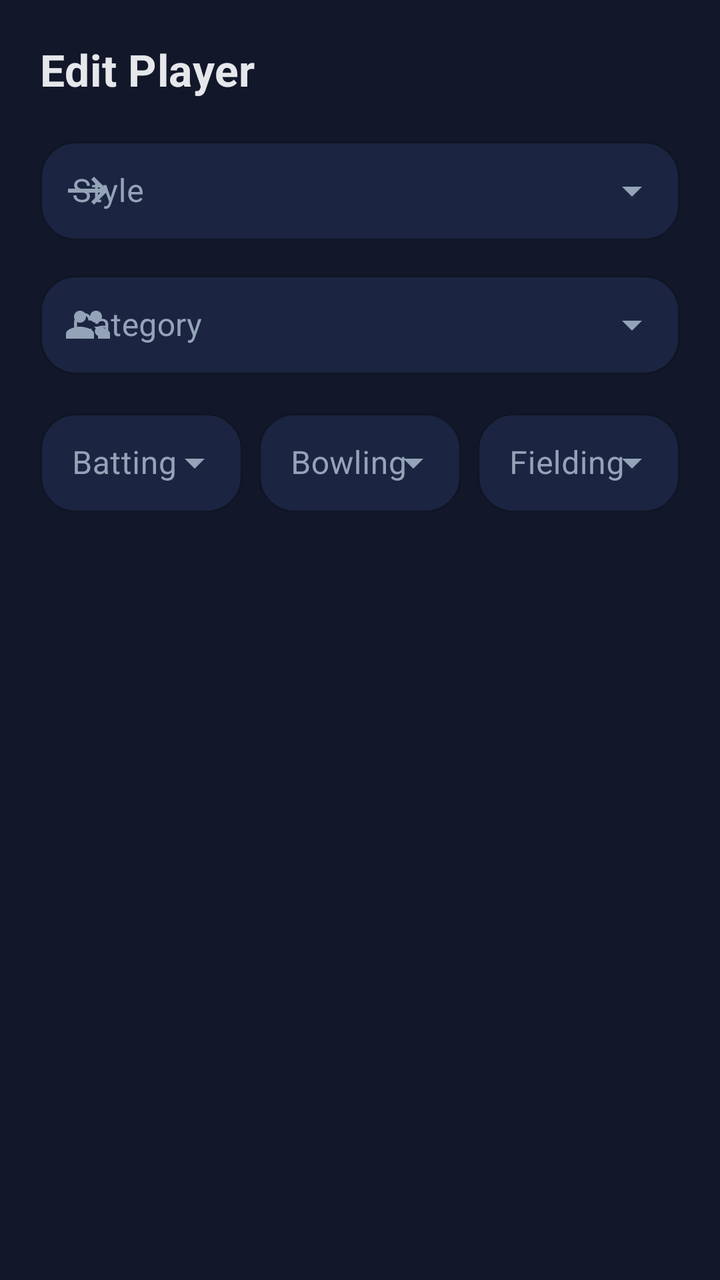
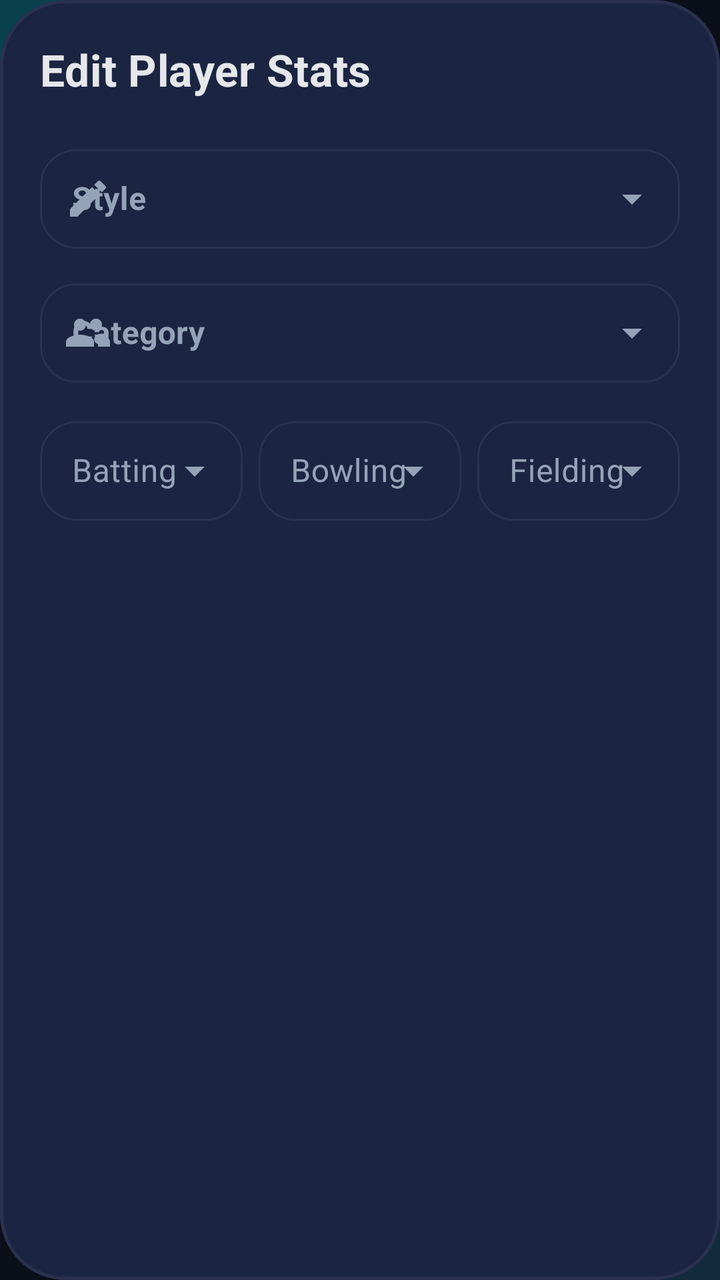

The first picture is an Android layout as it rendered before a commit; the second is the same layout after the commit. The layout source and the unified diff follow.
<!-- AndroidManifest.xml: application theme Theme.TeamBalancer -->
<!-- res/layout/dialog_edit_player.xml -->
<?xml version="1.0" encoding="utf-8"?>
<LinearLayout xmlns:android="http://schemas.android.com/apk/res/android"
    xmlns:app="http://schemas.android.com/apk/res-auto"
    android:layout_width="match_parent"
    android:layout_height="wrap_content"
    android:background="@color/surface"
    android:orientation="vertical"
    android:padding="20dp">

    <TextView
        android:id="@+id/txtPlayerName"
        android:layout_width="match_parent"
        android:layout_height="wrap_content"
        android:layout_marginBottom="16dp"
        android:text="Edit Player"
        android:textAppearance="@style/TextAppearance.TeamBalancer.TitleLarge"
        android:textColor="@color/on_surface" />

    <com.google.android.material.textfield.TextInputLayout
        style="@style/Widget.TeamBalancer.TextInputLayout.ExposedDropdownMenu"
        android:layout_width="match_parent"
        android:layout_height="wrap_content"
        android:hint="Style"
        app:boxBackgroundColor="@color/surface_elevated"
        app:boxStrokeColor="@color/accent"
        app:hintTextColor="@color/accent"
        app:startIconDrawable="@drawable/ic_move"
        app:startIconTint="@color/on_surface_variant">

        <AutoCompleteTextView
            android:id="@+id/editStyle"
            android:layout_width="match_parent"
            android:layout_height="wrap_content"
            android:inputType="none"
            android:paddingVertical="14dp"
            android:textColor="@color/on_surface" />
    </com.google.android.material.textfield.TextInputLayout>

    <com.google.android.material.textfield.TextInputLayout
        style="@style/Widget.TeamBalancer.TextInputLayout.ExposedDropdownMenu"
        android:layout_width="match_parent"
        android:layout_height="wrap_content"
        android:layout_marginTop="12dp"
        android:hint="Category"
        app:boxBackgroundColor="@color/surface_elevated"
        app:boxStrokeColor="@color/accent"
        app:hintTextColor="@color/accent"
        app:startIconDrawable="@drawable/ic_clubs"
        app:startIconTint="@color/on_surface_variant">

        <AutoCompleteTextView
            android:id="@+id/editCategory"
            android:layout_width="match_parent"
            android:layout_height="wrap_content"
            android:inputType="none"
            android:paddingVertical="14dp"
            android:textColor="@color/on_surface" />
    </com.google.android.material.textfield.TextInputLayout>

    <LinearLayout
        android:layout_width="match_parent"
        android:layout_height="wrap_content"
        android:layout_marginTop="14dp"
        android:orientation="horizontal">

        <com.google.android.material.textfield.TextInputLayout
            style="@style/Widget.TeamBalancer.TextInputLayout.ExposedDropdownMenu"
            android:layout_width="0dp"
            android:layout_height="wrap_content"
            android:layout_weight="1"
            android:hint="Batting"
            app:boxBackgroundColor="@color/surface_elevated"
            app:boxStrokeColor="@color/accent"
            app:hintTextColor="@color/accent">

            <AutoCompleteTextView
                android:id="@+id/editBatting"
                android:layout_width="match_parent"
                android:layout_height="wrap_content"
                android:inputType="none"
                android:paddingVertical="14dp"
                android:textColor="@color/on_surface" />
        </com.google.android.material.textfield.TextInputLayout>

        <com.google.android.material.textfield.TextInputLayout
            style="@style/Widget.TeamBalancer.TextInputLayout.ExposedDropdownMenu"
            android:layout_width="0dp"
            android:layout_height="wrap_content"
            android:layout_marginStart="8dp"
            android:layout_weight="1"
            android:hint="Bowling"
            app:boxBackgroundColor="@color/surface_elevated"
            app:boxStrokeColor="@color/accent"
            app:hintTextColor="@color/accent">

            <AutoCompleteTextView
                android:id="@+id/editBowling"
                android:layout_width="match_parent"
                android:layout_height="wrap_content"
                android:inputType="none"
                android:paddingVertical="14dp"
                android:textColor="@color/on_surface" />
        </com.google.android.material.textfield.TextInputLayout>

        <com.google.android.material.textfield.TextInputLayout
            style="@style/Widget.TeamBalancer.TextInputLayout.ExposedDropdownMenu"
            android:layout_width="0dp"
            android:layout_height="wrap_content"
            android:layout_marginStart="8dp"
            android:layout_weight="1"
            android:hint="Fielding"
            app:boxBackgroundColor="@color/surface_elevated"
            app:boxStrokeColor="@color/accent"
            app:hintTextColor="@color/accent">

            <AutoCompleteTextView
                android:id="@+id/editFielding"
                android:layout_width="match_parent"
                android:layout_height="wrap_content"
                android:inputType="none"
                android:paddingVertical="14dp"
                android:textColor="@color/on_surface" />
        </com.google.android.material.textfield.TextInputLayout>
    </LinearLayout>

</LinearLayout>
<!-- resources referenced by this layout -->
<resources>
  <color name="accent">#00F5FF</color>
  <color name="on_surface">#E5E7EB</color>
  <color name="on_surface_variant">#94A3B8</color>
  <color name="surface">#12182A</color>
  <color name="surface_elevated">#1B2440</color>
  <!-- drawable ic_move (drawable) -->
  <vector xmlns:android="http://schemas.android.com/apk/res/android"
      android:width="24dp"
      android:height="24dp"
      android:viewportWidth="24"
      android:viewportHeight="24">
    <path
        android:fillColor="#FF000000"
        android:pathData="M15,5l-1.41,1.41L18.17,11H2V13h16.17l-4.58,4.59L15,19l7,-7 -7,-7z"/>
  </vector>
  <style name="TextAppearance.TeamBalancer.TitleLarge" parent="TextAppearance.Material3.TitleLarge">
          <item name="android:textStyle">bold</item>
          <item name="android:letterSpacing">0.01</item>
      </style>
  <style name="Theme.TeamBalancer" parent="Base.Theme.TeamBalancer" />
  <color name="primary">#0B0F1A</color>
  <color name="white">#FFFFFF</color>
  <color name="primary_variant">#151B2E</color>
  <color name="secondary">#7C3AED</color>
  <color name="on_secondary">#FFFFFF</color>
  <color name="surface_soft">#252F4D</color>
  <color name="divider">#2A3150</color>
  <color name="background">#0B0F1A</color>
  <style name="TextAppearance.TeamBalancer.HeadlineLarge" parent="TextAppearance.Material3.HeadlineLarge">
          <item name="android:textStyle">bold</item>
          <item name="android:letterSpacing">0.0</item>
      </style>
  <style name="TextAppearance.TeamBalancer.TitleMedium" parent="TextAppearance.Material3.TitleMedium">
          <item name="android:textStyle">bold</item>
          <item name="android:letterSpacing">0.01</item>
      </style>
  <style name="TextAppearance.TeamBalancer.TitleSmall" parent="TextAppearance.Material3.TitleSmall">
          <item name="android:textStyle">bold</item>
          <item name="android:letterSpacing">0.02</item>
      </style>
  <style name="TextAppearance.TeamBalancer.BodyLarge" parent="TextAppearance.Material3.BodyLarge">
          <item name="android:letterSpacing">0.01</item>
      </style>
  <style name="TextAppearance.TeamBalancer.BodyMedium" parent="TextAppearance.Material3.BodyMedium">
          <item name="android:letterSpacing">0.01</item>
      </style>
  <style name="TextAppearance.TeamBalancer.LabelLarge" parent="TextAppearance.Material3.LabelLarge">
          <item name="android:textStyle">bold</item>
          <item name="android:letterSpacing">0.08</item>
      </style>
  <style name="TextAppearance.TeamBalancer.LabelMedium" parent="TextAppearance.Material3.LabelMedium">
          <item name="android:textStyle">bold</item>
          <item name="android:letterSpacing">0.06</item>
      </style>
  <style name="ShapeAppearance.TeamBalancer.Small" parent="ShapeAppearance.Material3.SmallComponent">
          <item name="cornerSize">10dp</item>
      </style>
  <style name="ShapeAppearance.TeamBalancer.Medium" parent="ShapeAppearance.Material3.MediumComponent">
          <item name="cornerSize">20dp</item>
      </style>
  <color name="ripple_surface">#50FFFFFF</color>
  <style name="Widget.TeamBalancer.Button.Text" parent="Widget.Material3.Button.TextButton">
          <item name="android:textColor">@color/accent</item>
          <item name="android:textStyle">bold</item>
      </style>
  <dimen name="toolbar_min_height">64dp</dimen>
  <!-- unchanged entries left out for length: 10 -->
</resources>

<!-- the commit's change to res/layout/dialog_edit_player.xml (unified diff, before → after) -->
@@ -3,7 +3,7 @@
     xmlns:app="http://schemas.android.com/apk/res-auto"
     android:layout_width="match_parent"
     android:layout_height="wrap_content"
-    android:background="@color/surface"
+    android:background="@drawable/bg_surface_panel"
     android:orientation="vertical"
     android:padding="20dp">
 
@@ -11,8 +11,8 @@
         android:id="@+id/txtPlayerName"
         android:layout_width="match_parent"
         android:layout_height="wrap_content"
-        android:layout_marginBottom="16dp"
-        android:text="Edit Player"
+        android:layout_marginBottom="20dp"
+        android:text="Edit Player Stats"
         android:textAppearance="@style/TextAppearance.TeamBalancer.TitleLarge"
         android:textColor="@color/on_surface" />
 
@@ -21,10 +21,7 @@
         android:layout_width="match_parent"
         android:layout_height="wrap_content"
         android:hint="Style"
-        app:boxBackgroundColor="@color/surface_elevated"
-        app:boxStrokeColor="@color/accent"
-        app:hintTextColor="@color/accent"
-        app:startIconDrawable="@drawable/ic_move"
+        app:startIconDrawable="@drawable/ic_edit"
         app:startIconTint="@color/on_surface_variant">
 
         <AutoCompleteTextView
@@ -33,7 +30,8 @@
             android:layout_height="wrap_content"
             android:inputType="none"
             android:paddingVertical="14dp"
-            android:textColor="@color/on_surface" />
+            android:textColor="@color/on_surface"
+            android:textStyle="bold" />
     </com.google.android.material.textfield.TextInputLayout>
 
     <com.google.android.material.textfield.TextInputLayout
@@ -42,9 +40,6 @@
         android:layout_height="wrap_content"
         android:layout_marginTop="12dp"
         android:hint="Category"
-        app:boxBackgroundColor="@color/surface_elevated"
-        app:boxStrokeColor="@color/accent"
-        app:hintTextColor="@color/accent"
         app:startIconDrawable="@drawable/ic_clubs"
         app:startIconTint="@color/on_surface_variant">
 
@@ -54,7 +49,8 @@
             android:layout_height="wrap_content"
             android:inputType="none"
             android:paddingVertical="14dp"
-            android:textColor="@color/on_surface" />
+            android:textColor="@color/on_surface"
+            android:textStyle="bold" />
     </com.google.android.material.textfield.TextInputLayout>
 
     <LinearLayout
@@ -68,10 +64,7 @@
             android:layout_width="0dp"
             android:layout_height="wrap_content"
             android:layout_weight="1"
-            android:hint="Batting"
-            app:boxBackgroundColor="@color/surface_elevated"
-            app:boxStrokeColor="@color/accent"
-            app:hintTextColor="@color/accent">
+            android:hint="Batting">
 
             <AutoCompleteTextView
                 android:id="@+id/editBatting"
@@ -88,10 +81,7 @@
             android:layout_height="wrap_content"
             android:layout_marginStart="8dp"
             android:layout_weight="1"
-            android:hint="Bowling"
-            app:boxBackgroundColor="@color/surface_elevated"
-            app:boxStrokeColor="@color/accent"
-            app:hintTextColor="@color/accent">
+            android:hint="Bowling">
 
             <AutoCompleteTextView
                 android:id="@+id/editBowling"
@@ -108,10 +98,7 @@
             android:layout_height="wrap_content"
             android:layout_marginStart="8dp"
             android:layout_weight="1"
-            android:hint="Fielding"
-            app:boxBackgroundColor="@color/surface_elevated"
-            app:boxStrokeColor="@color/accent"
-            app:hintTextColor="@color/accent">
+            android:hint="Fielding">
 
             <AutoCompleteTextView
                 android:id="@+id/editFielding"
<!-- resource entries referenced after the edit -->
@@ -3,9 +3,16 @@
   <color name="accent">#00F5FF</color>
   <color name="on_surface">#E5E7EB</color>
   <color name="on_surface_variant">#94A3B8</color>
-  <color name="surface">#12182A</color>
-  <color name="surface_elevated">#1B2440</color>
-  <!-- drawable ic_move (drawable) -->
+  <!-- drawable bg_surface_panel (drawable) -->
+  <?xml version="1.0" encoding="utf-8"?>
+  <shape xmlns:android="http://schemas.android.com/apk/res/android">
+      <corners android:radius="@dimen/glass_corner" />
+      <solid android:color="@color/surface_elevated" />
+      <stroke
+          android:width="1.5dp"
+          android:color="@color/divider" />
+  </shape>
+  <!-- drawable ic_edit (drawable) -->
   <vector xmlns:android="http://schemas.android.com/apk/res/android"
       android:width="24dp"
       android:height="24dp"
@@ -13,13 +20,16 @@
       android:viewportHeight="24">
     <path
         android:fillColor="#FF000000"
-        android:pathData="M15,5l-1.41,1.41L18.17,11H2V13h16.17l-4.58,4.59L15,19l7,-7 -7,-7z"/>
+        android:pathData="M3,17.25V21h3.75L17.81,9.94l-3.75,-3.75L3,17.25zM20.71,7.04c0.39,-0.39 0.39,-1.02 0,-1.41l-2.34,-2.34c-0.39,-0.39 -1.02,-0.39 -1.41,0l-1.83,1.83 3.75,3.75 1.83,-1.83z"/>
   </vector>
+  <color name="surface">#12182A</color>
+  <color name="surface_elevated">#1B2440</color>
   <style name="TextAppearance.TeamBalancer.TitleLarge" parent="TextAppearance.Material3.TitleLarge">
           <item name="android:textStyle">bold</item>
           <item name="android:letterSpacing">0.01</item>
       </style>
   <style name="Theme.TeamBalancer" parent="Base.Theme.TeamBalancer" />
+  <dimen name="glass_corner">32dp</dimen>
   <color name="primary">#0B0F1A</color>
   <color name="white">#FFFFFF</color>
   <color name="primary_variant">#151B2E</color>
